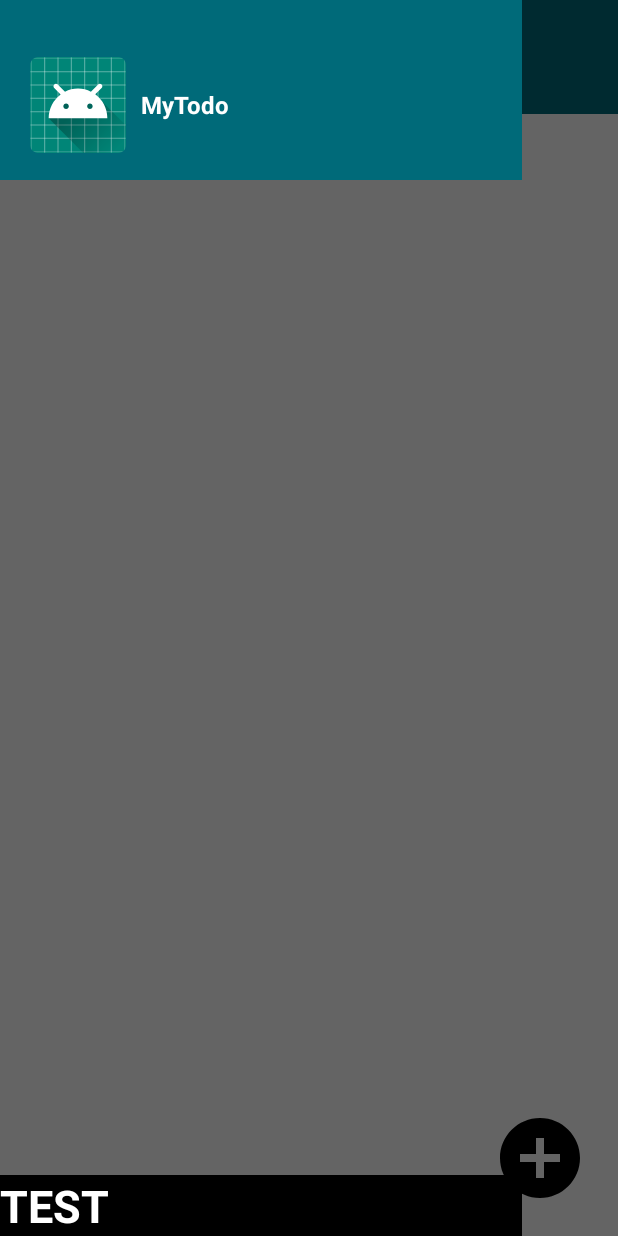
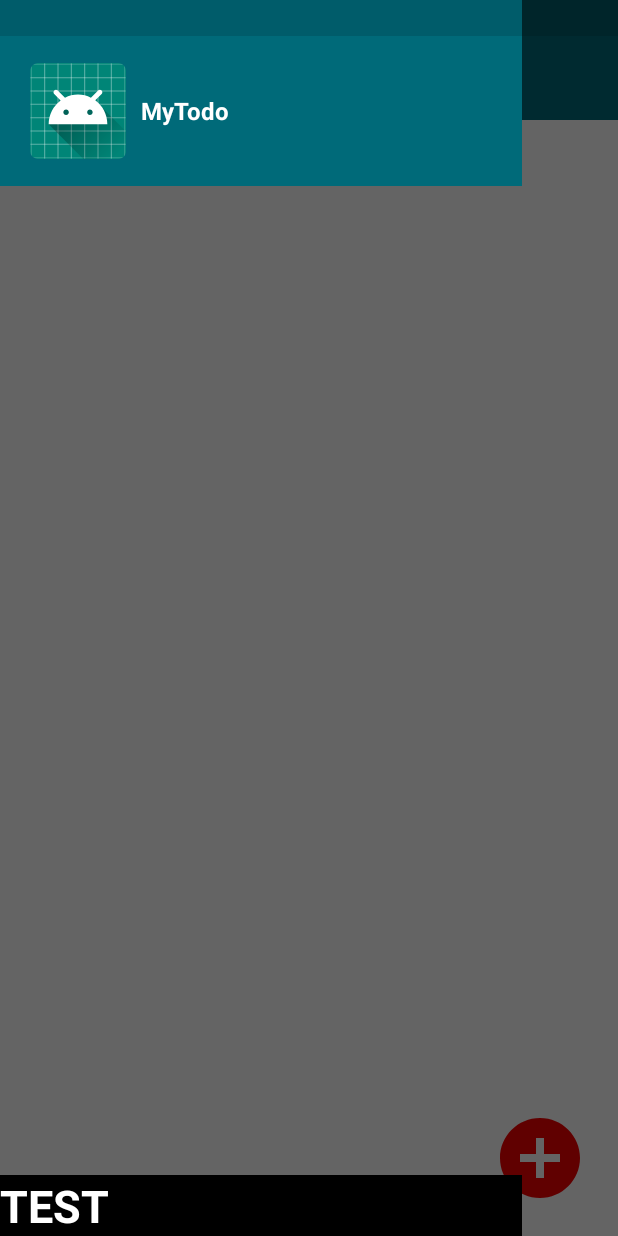
Before and after one commit to alvkeke/mytodo-client-android, an Android app: the screen it shows after launch (MainActivity), with the side drawer open, on a phone screen of 412 x 824 dp. Run offline under Robolectric (Android 15) with nearby library versions, the phone set to English and light mode, and no system bars.

Commit message:
fix system status bar height

```diff
--- a/app/src/main/AndroidManifest.xml
+++ b/app/src/main/AndroidManifest.xml
@@ -9,6 +9,7 @@
         android:roundIcon="@mipmap/ic_launcher_round"
         android:supportsRtl="true"
         android:theme="@style/AppTheme">
+        <activity android:name=".AddTaskActivity"></activity>
         <activity android:name=".MainActivity">
             <intent-filter>
                 <action android:name="android.intent.action.MAIN" />
--- a/app/src/main/java/com/alvkeke/tools/todo/MainActivity.java
+++ b/app/src/main/java/com/alvkeke/tools/todo/MainActivity.java
@@ -1,5 +1,6 @@
 package com.alvkeke.tools.todo;
 
+import android.content.Intent;
 import android.graphics.Color;
 import android.support.v4.view.GravityCompat;
 import android.support.v4.widget.DrawerLayout;
@@ -8,16 +9,31 @@ import android.support.v7.widget.Toolbar;
 import android.os.Bundle;
 import android.view.View;
 import android.widget.ImageView;
+import android.widget.ListView;
 import android.widget.RelativeLayout;
+import android.widget.TextView;
 
+import java.util.ArrayList;
 import java.util.Objects;
 
 public class MainActivity extends AppCompatActivity {
 
     DrawerLayout drawerLayout;
+    ImageView mainStatusBar;
+    ImageView drawerStatusBar;
+    RelativeLayout toolbarArea;
     Toolbar toolbar;
-    RelativeLayout toolbarArea;
-    ImageView ivStatusBar;
+    TextView tvToolbarTitle;
+    ImageView btnAddTask;
+    ListView lvTaskList;
+
+    ImageView ivUserIcon;
+    TextView tvUsername;
+    ListView lvTaskRank;
+    ListView lvProject;
+
+    ArrayList<TaskItem> tasks;
+
 
     @Override
     protected void onCreate(Bundle savedInstanceState) {
@@ -27,7 +43,16 @@ public class MainActivity extends AppCompatActivity {
         drawerLayout = findViewById(R.id.drawer_layout);
         toolbar = findViewById(R.id.main_toolbar);
         toolbarArea = findViewById(R.id.main_toolbar_area);
-        ivStatusBar = findViewById(R.id.main_replace_to_status_bar);
+        mainStatusBar = findViewById(R.id.main_replace_to_status_bar);
+        drawerStatusBar = findViewById(R.id.drawer_replace_to_status);
+        tvToolbarTitle = findViewById(R.id.main_toolbar_title);
+        btnAddTask = findViewById(R.id.main_btn_add_task);
+        lvTaskList = findViewById(R.id.main_task_list);
+
+        ivUserIcon = findViewById(R.id.drawer_user_icon);
+        tvUsername = findViewById(R.id.drawer_tx_user_name);
+        lvTaskRank = findViewById(R.id.drawer_lv_auto_rank);
+        lvProject = findViewById(R.id.drawer_lv_projects);
 
         Objects.requireNonNull(getSupportActionBar()).hide();
 
@@ -35,6 +60,9 @@ public class MainActivity extends AppCompatActivity {
         getWindow().setStatusBarColor(Color.TRANSPARENT);
         getWindow().getDecorView().setSystemUiVisibility(View.SYSTEM_UI_FLAG_LAYOUT_FULLSCREEN | View.SYSTEM_UI_FLAG_LAYOUT_STABLE);
 
+        tasks = new ArrayList<>();
+
+        setStatusBarHeight();
 
 
         toolbar.setNavigationOnClickListener(new View.OnClickListener() {
@@ -44,6 +72,32 @@ public class MainActivity extends AppCompatActivity {
             }
         });
 
+        btnAddTask.setOnClickListener(new View.OnClickListener() {
+            @Override
+            public void onClick(View v) {
+                Intent intent = new Intent(MainActivity.this, AddTaskActivity.class);
+                startActivity(intent);
+            }
+        });
+
+    }
+
+
+    void setStatusBarHeight(){
+        int systemStatusBarHeight = 0;
+        int resId = getApplicationContext().getResources().getIdentifier("status_bar_height", "dimen", "android");
+        if(resId > 0){
+            systemStatusBarHeight = getApplicationContext().getResources().getDimensionPixelSize(resId);
+        }
+
+        RelativeLayout.LayoutParams params = (RelativeLayout.LayoutParams)mainStatusBar.getLayoutParams();
+        params.height = systemStatusBarHeight;
+        mainStatusBar.setLayoutParams(params);
+
+        params = (RelativeLayout.LayoutParams)drawerStatusBar.getLayoutParams();
+        params.height = systemStatusBarHeight;
+        drawerStatusBar.setLayoutParams(params);
+
     }
 
 }
--- a/app/src/main/res/drawable/img_add_task.xml
+++ b/app/src/main/res/drawable/img_add_task.xml
@@ -1,4 +1,4 @@
 <vector android:height="64dp" android:viewportHeight="24.0"
     android:viewportWidth="24.0" android:width="64dp" xmlns:android="http://schemas.android.com/apk/res/android">
-    <path android:fillColor="#FF000000" android:pathData="M12,2C6.48,2 2,6.48 2,12s4.48,10 10,10 10,-4.48 10,-10S17.52,2 12,2zM17,13h-4v4h-2v-4L7,13v-2h4L11,7h2v4h4v2z"/>
+    <path android:fillColor="#FFF00000" android:pathData="M12,2C6.48,2 2,6.48 2,12s4.48,10 10,10 10,-4.48 10,-10S17.52,2 12,2zM17,13h-4v4h-2v-4L7,13v-2h4L11,7h2v4h4v2z"/>
 </vector>
--- a/app/src/main/res/layout/activity_main.xml
+++ b/app/src/main/res/layout/activity_main.xml
@@ -20,13 +20,13 @@
 
             <ImageView
                 android:id="@+id/main_replace_to_status_bar"
-                android:background="@color/color_toolbar"
+                android:background="@color/colorPrimaryDark"
                 android:layout_width="match_parent"
                 android:layout_height="@dimen/size_height_status_bar_mysetting" />
 
             <android.support.v7.widget.Toolbar
                 android:id="@+id/main_toolbar"
-                android:background="@color/color_toolbar"
+                android:background="@color/colorPrimary"
                 android:layout_below="@id/main_replace_to_status_bar"
                 app:navigationIcon="@mipmap/ic_launcher_round"
                 android:layout_width="match_parent"
--- a/app/src/main/res/layout/drawer_main.xml
+++ b/app/src/main/res/layout/drawer_main.xml
@@ -13,14 +13,14 @@
 
         <ImageView
             android:id="@+id/drawer_replace_to_status"
-            android:background="@color/color_drawer_userinfo_area"
+            android:background="@color/colorPrimaryDark"
             android:layout_width="match_parent"
             android:layout_height="@dimen/size_height_status_bar_mysetting" />
 
         <RelativeLayout
             android:id="@+id/drawer_user_info_area"
             android:layout_below="@id/drawer_replace_to_status"
-            android:background="@color/color_drawer_userinfo_area"
+            android:background="@color/colorPrimary"
             android:layout_width="match_parent"
             android:layout_height="@dimen/size_height_userinfo_area">
 
--- a/app/src/main/res/values/colors.xml
+++ b/app/src/main/res/values/colors.xml
@@ -1,10 +1,8 @@
 <?xml version="1.0" encoding="utf-8"?>
 <resources>
-    <color name="colorPrimary">#008577</color>
-    <color name="colorPrimaryDark">#00574B</color>
+    <color name="colorPrimary">#006A79</color>
+    <color name="colorPrimaryDark">#005C6A</color>
     <color name="colorAccent">#D81B60</color>
     <color name="color_black">#000</color>
-    <color name="color_toolbar">#006A79</color>
-    <color name="color_drawer_userinfo_area">#006A79</color>
     <color name="color_red">#FF0000</color>
 </resources>
```
Also changed, not shown: app/src/main/java/com/alvkeke/tools/todo/AddTaskActivity.java (added, +13 -0 lines), app/src/main/java/com/alvkeke/tools/todo/TaskItem.java (added, +63 -0 lines), app/src/main/java/com/alvkeke/tools/todo/TaskListAdapter.java (added, +65 -0 lines), app/src/main/res/layout/activity_add_task.xml (added, +23 -0 lines), app/src/main/res/layout/task_item_layout.xml (added, +41 -0 lines), 657 other files.
